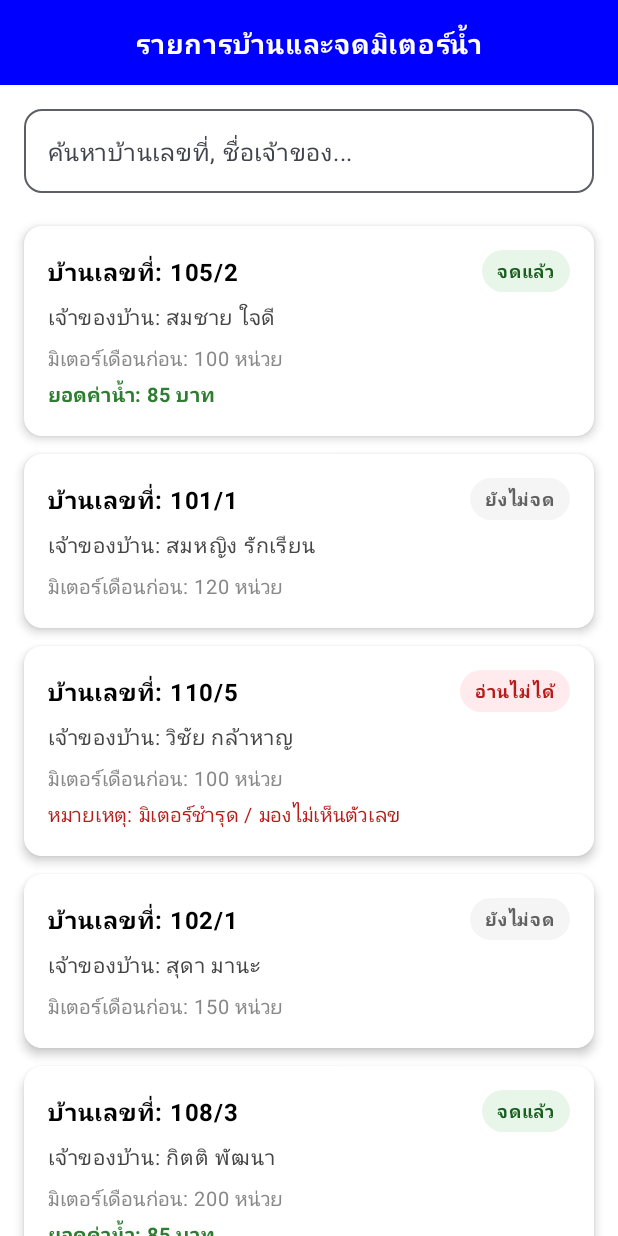
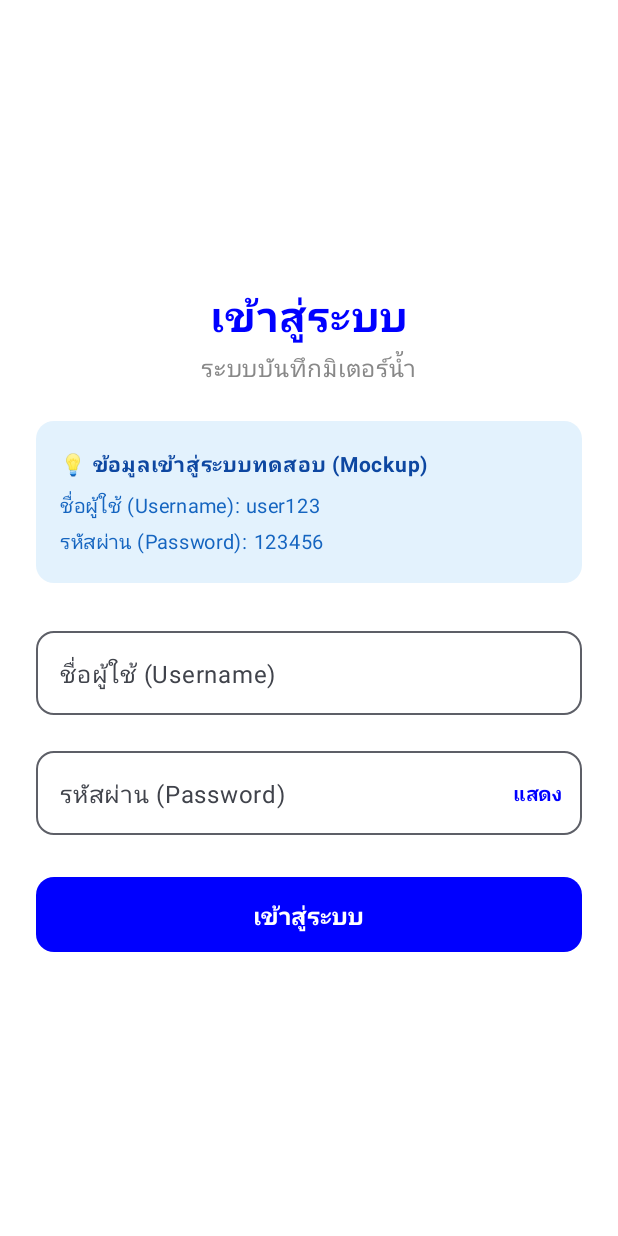
Before and after one commit to 9kuncool/LearnByPOat, an Android app built with Jetpack Compose: the screen it shows after launch (HouseListActivity), on a phone screen of 412 x 824 dp. Run offline under Robolectric (Android 15) with nearby library versions, the phone set to English and light mode, and no system bars.

Commit message:
add loginscreen

```diff
--- a/app/src/main/java/com/example/noai_test_app/HouseListActivity.kt
+++ b/app/src/main/java/com/example/noai_test_app/HouseListActivity.kt
@@ -51,7 +51,7 @@ class HouseListActivity : ComponentActivity() {
                     modifier = Modifier.fillMaxSize(),
                     containerColor = Color.White,
                 ) { innerPadding ->
-                    HouseListApp(modifier = Modifier.padding(innerPadding))
+                    MainAppScreen(modifier = Modifier.padding(innerPadding))
                 }
             }
         }
@@ -59,7 +59,28 @@ class HouseListActivity : ComponentActivity() {
 }
 
 @Composable
-fun HouseListApp(modifier: Modifier = Modifier, viewModel: HouseViewModel = viewModel()) {
+fun MainAppScreen(modifier: Modifier = Modifier) {
+    var isLoggedIn by rememberSaveable { mutableStateOf(false) }
+
+    if (!isLoggedIn) {
+        LoginScreen(
+            onLoginSuccess = { isLoggedIn = true },
+            modifier = modifier,
+        )
+    } else {
+        HouseListApp(
+            onLogout = { isLoggedIn = false },
+            modifier = modifier,
+        )
+    }
+}
+
+@Composable
+fun HouseListApp(
+    modifier: Modifier = Modifier,
+    onLogout: () -> Unit = {},
+    viewModel: HouseViewModel = viewModel(),
+) {
     var searchQuery by rememberSaveable { mutableStateOf("") }
     var selectedHouseNumber by rememberSaveable { mutableStateOf<String?>(null) }
 
@@ -70,7 +91,7 @@ fun HouseListApp(modifier: Modifier = Modifier, viewModel: HouseViewModel = view
         HouseDetailScreen(
             house = selectedHouse,
             onBackClick = { selectedHouseNumber = null },
-            onSaveSuccess = { _ -> },
+            onSaveSuccess = { },
             viewModel = viewModel,
             modifier = modifier,
         )
@@ -99,6 +120,15 @@ fun HouseListApp(modifier: Modifier = Modifier, viewModel: HouseViewModel = view
                     fontSize = 18.sp,
                     fontWeight = FontWeight.Bold,
                     textAlign = TextAlign.Center
+                )
+                Text(
+                    text = "ออกจากระบบ",
+                    color = Color.White,
+                    fontSize = 14.sp,
+                    fontWeight = FontWeight.Bold,
+                    modifier = Modifier
+                        .align(Alignment.CenterEnd)
+                        .clickable { onLogout() }
                 )
             }
 
--- /dev/null
+++ b/app/src/main/java/com/example/noai_test_app/LoginScreen.kt
@@ -0,0 +1,214 @@
+package com.example.noai_test_app
+
+import androidx.compose.foundation.background
+import androidx.compose.foundation.clickable
+import androidx.compose.foundation.layout.Arrangement
+import androidx.compose.foundation.layout.Column
+import androidx.compose.foundation.layout.Spacer
+import androidx.compose.foundation.layout.fillMaxSize
+import androidx.compose.foundation.layout.fillMaxWidth
+import androidx.compose.foundation.layout.height
+import androidx.compose.foundation.layout.padding
+import androidx.compose.foundation.shape.RoundedCornerShape
+import androidx.compose.foundation.text.KeyboardOptions
+import androidx.compose.material3.Button
+import androidx.compose.material3.ButtonDefaults
+import androidx.compose.material3.Card
+import androidx.compose.material3.CardDefaults
+import androidx.compose.material3.OutlinedTextField
+import androidx.compose.material3.OutlinedTextFieldDefaults
+import androidx.compose.material3.Text
+import androidx.compose.runtime.Composable
+import androidx.compose.runtime.getValue
+import androidx.compose.runtime.mutableStateOf
+import androidx.compose.runtime.saveable.rememberSaveable
+import androidx.compose.runtime.setValue
+import androidx.compose.ui.Alignment
+import androidx.compose.ui.Modifier
+import androidx.compose.ui.graphics.Color
+import androidx.compose.ui.text.font.FontWeight
+import androidx.compose.ui.text.input.KeyboardType
+import androidx.compose.ui.text.input.PasswordVisualTransformation
+import androidx.compose.ui.text.input.VisualTransformation
+import androidx.compose.ui.text.style.TextAlign
+import androidx.compose.ui.tooling.preview.Preview
+import androidx.compose.ui.unit.dp
+import androidx.compose.ui.unit.sp
+import com.example.noai_test_app.ui.theme.NoAI_test_AppTheme
+
+@Composable
+fun LoginScreen(
+    onLoginSuccess: () -> Unit,
+    modifier: Modifier = Modifier,
+) {
+    var username by rememberSaveable { mutableStateOf("") }
+    var password by rememberSaveable { mutableStateOf("") }
+    var isPasswordVisible by rememberSaveable { mutableStateOf(false) }
+    var errorMessage by rememberSaveable { mutableStateOf<String?>(null) }
+
+    Column(
+        modifier = modifier
+            .fillMaxSize()
+            .background(Color.White)
+            .padding(24.dp),
+        horizontalAlignment = Alignment.CenterHorizontally,
+        verticalArrangement = Arrangement.Center,
+    ) {
+        // App Header / Title
+        Text(
+            text = "เข้าสู่ระบบ",
+            fontSize = 28.sp,
+            fontWeight = FontWeight.Bold,
+            color = Color.Blue,
+            textAlign = TextAlign.Center
+        )
+        Text(
+            text = "ระบบบันทึกมิเตอร์น้ำ",
+            fontSize = 16.sp,
+            color = Color.Gray,
+            modifier = Modifier.padding(top = 4.dp, bottom = 24.dp)
+        )
+
+        // Mockup Credentials Banner
+        Card(
+            modifier = Modifier
+                .fillMaxWidth()
+                .padding(bottom = 24.dp),
+            shape = RoundedCornerShape(12.dp),
+            colors = CardDefaults.cardColors(containerColor = Color(0xFFE3F2FD))
+        ) {
+            Column(modifier = Modifier.padding(16.dp)) {
+                Text(
+                    text = "💡 ข้อมูลเข้าสู่ระบบทดสอบ (Mockup)",
+                    fontSize = 14.sp,
+                    fontWeight = FontWeight.Bold,
+                    color = Color(0xFF0D47A1)
+                )
+                Spacer(modifier = Modifier.height(4.dp))
+                Text(
+                    text = "ชื่อผู้ใช้ (Username): user123\nรหัสผ่าน (Password): 123456",
+                    fontSize = 13.sp,
+                    color = Color(0xFF1565C0)
+                )
+            }
+        }
+
+        // Username Input
+        OutlinedTextField(
+            value = username,
+            onValueChange = { input ->
+                username = input
+                errorMessage = null
+            },
+            label = { Text("ชื่อผู้ใช้ (Username)") },
+            placeholder = { Text("กรอกชื่อผู้ใช้ เช่น user123") },
+            singleLine = true,
+            isError = errorMessage != null,
+            colors = OutlinedTextFieldDefaults.colors(
+                focusedTextColor = Color.Black,
+                unfocusedTextColor = Color.Black
+            ),
+            modifier = Modifier.fillMaxWidth(),
+            shape = RoundedCornerShape(12.dp)
+        )
+
+        Spacer(modifier = Modifier.height(16.dp))
+
+        // Password Input
+        OutlinedTextField(
+            value = password,
+            onValueChange = { input ->
+                password = input
+                errorMessage = null
+            },
+            label = { Text("รหัสผ่าน (Password)") },
+            placeholder = { Text("กรอกรหัสผ่าน เช่น 123456") },
+            singleLine = true,
+            isError = errorMessage != null,
+            visualTransformation = if (isPasswordVisible) VisualTransformation.None else PasswordVisualTransformation(),
+            keyboardOptions = KeyboardOptions(keyboardType = KeyboardType.Password),
+            trailingIcon = {
+                Text(
+                    text = if (isPasswordVisible) "ซ่อน" else "แสดง",
+                    color = Color.Blue,
+                    fontSize = 13.sp,
+                    fontWeight = FontWeight.Bold,
+                    modifier = Modifier
+                        .clickable { isPasswordVisible = !isPasswordVisible }
+                        .padding(horizontal = 12.dp)
+                )
+            },
+            colors = OutlinedTextFieldDefaults.colors(
+                focusedTextColor = Color.Black,
+                unfocusedTextColor = Color.Black
+            ),
+            modifier = Modifier.fillMaxWidth(),
+            shape = RoundedCornerShape(12.dp)
+        )
+
+        // Error Message Display
+        if (errorMessage != null) {
+            Spacer(modifier = Modifier.height(12.dp))
+            Card(
+                modifier = Modifier.fillMaxWidth(),
+                shape = RoundedCornerShape(8.dp),
+                colors = CardDefaults.cardColors(containerColor = Color(0xFFFFEBEE))
+            ) {
+                Text(
+                    text = errorMessage!!,
+                    color = Color(0xFFB71C1C),
+                    fontSize = 14.sp,
+                    fontWeight = FontWeight.Bold,
+                    modifier = Modifier.padding(12.dp)
+                )
+            }
+        }
+
+        Spacer(modifier = Modifier.height(28.dp))
+
+        // Login Button
+        Button(
+            onClick = {
+                // ตรวจหาช่องว่างหรือค่าว่าง
+                when {
+                    username.isEmpty() || password.isEmpty() -> {
+                        errorMessage = "⚠️ กรุณากรอกชื่อผู้ใช้และรหัสผ่านให้ครบถ้วน"
+                    }
+                    username.isBlank() || password.isBlank() -> {
+                        errorMessage = "⚠️ กรุณากรอกข้อมูลโดยต้องไม่เป็นช่องว่าง"
+                    }
+                    username.contains(" ") || password.contains(" ") -> {
+                        errorMessage = "⚠️ ชื่อผู้ใช้และรหัสผ่านต้องไม่มีช่องว่าง (Space)"
+                    }
+                    (username != "user123") || (password != "123456") -> {
+                        errorMessage = "⚠️ ชื่อผู้ใช้หรือรหัสผ่านไม่ถูกต้อง (ลองใช้ user123 / 123456)"
+                    }
+                    else -> {
+                        errorMessage = null
+                        onLoginSuccess()
+                    }
+                }
+            },
+            modifier = Modifier
+                .fillMaxWidth()
+                .height(50.dp),
+            shape = RoundedCornerShape(12.dp),
+            colors = ButtonDefaults.buttonColors(containerColor = Color.Blue)
+        ) {
+            Text(
+                text = "เข้าสู่ระบบ",
+                fontSize = 16.sp,
+                fontWeight = FontWeight.Bold,
+                color = Color.White
+            )
+        }
+    }
+}
+
+@Preview(showBackground = true)
+@Composable
+fun LoginScreenPreview() {
+    NoAI_test_AppTheme {
+        LoginScreen(onLoginSuccess = {})
+    }
+}
```
